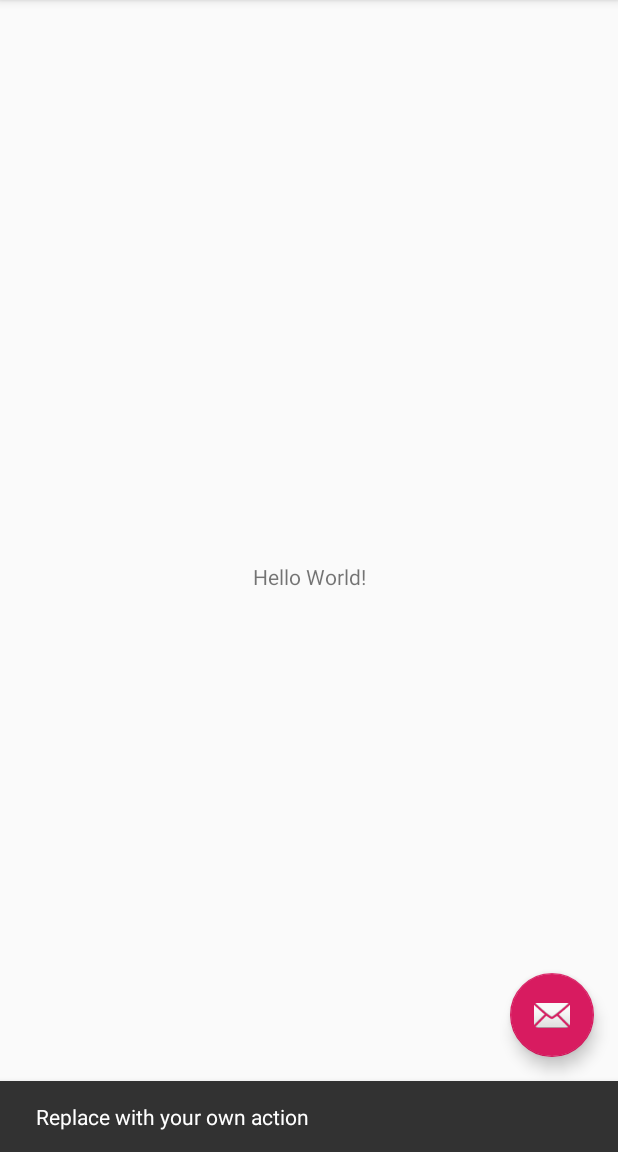
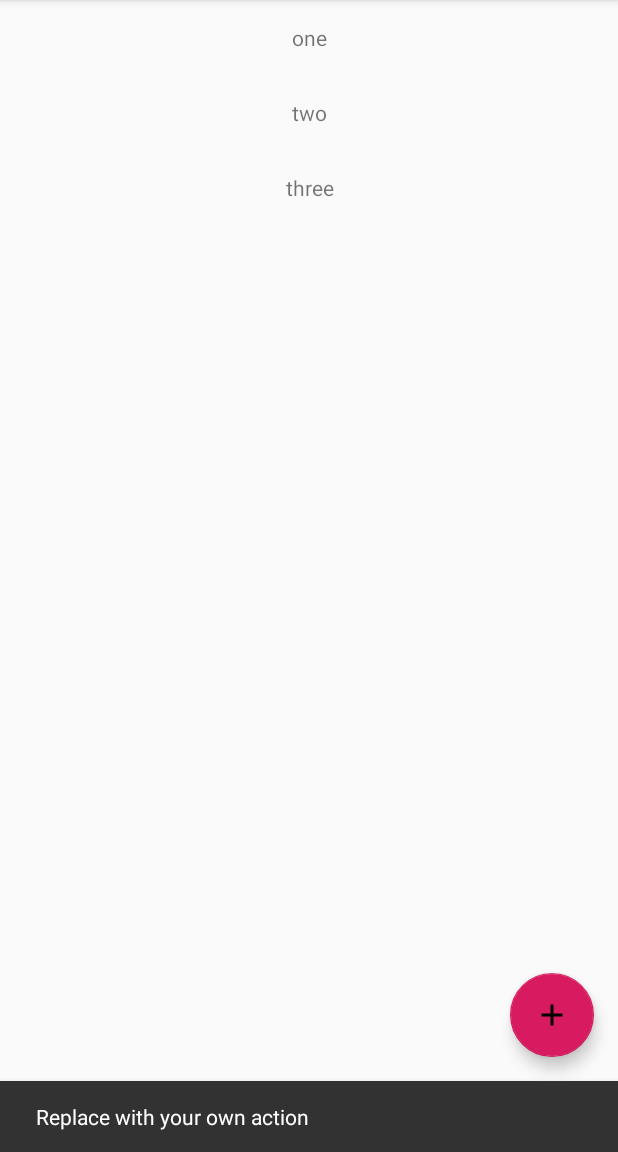
Before and after one commit to lstrobel/NPCTracker, an Android app: the screen it shows after launch (MainActivity), after a tap on an icon or button, on a phone screen of 412 x 824 dp, the part 84-1236 px from its top. Run offline under Robolectric (Android 15) with nearby library versions, the phone set to English and light mode, and no system bars.

Commit message:
Add basic RecyclerView to build on

```diff
--- a/app/build.gradle
+++ b/app/build.gradle
@@ -31,4 +31,5 @@ dependencies {
     testImplementation 'junit:junit:4.12'
     androidTestImplementation 'com.android.support.test:runner:1.0.2'
     androidTestImplementation 'com.android.support.test.espresso:espresso-core:3.0.2'
+    implementation 'com.android.support:recyclerview-v7:28.0.0'
 }
--- /dev/null
+++ b/app/src/main/java/edu/uw/npctracker/CharacterAdapter.kt
@@ -0,0 +1,38 @@
+package edu.uw.npctracker
+
+import android.support.v7.widget.RecyclerView
+import android.view.LayoutInflater
+import android.view.View
+import android.view.ViewGroup
+import android.widget.TextView
+
+/*
+ * @author lstrobel
+ */
+class CharacterAdapter(private val characterDataset: Array<String>) :
+    RecyclerView.Adapter<CharacterAdapter.MyViewHolder>() {
+
+    // Provide a reference to the ViewHolder for each data item
+    class MyViewHolder(view: View) : RecyclerView.ViewHolder(view)
+
+    // Create new views (invoked by the layout manager)
+    override fun onCreateViewHolder(
+        parent: ViewGroup,
+        viewType: Int
+    ): MyViewHolder {
+        // create a new view
+        val view = LayoutInflater.from(parent.context)
+            .inflate(R.layout.character_row, parent, false)
+        // optional: set view parameters below
+        return MyViewHolder(view)
+    }
+
+    // Replace the contents of a view (invoked by the layout manager)
+    override fun onBindViewHolder(holder: MyViewHolder, position: Int) {
+        val text = holder.itemView.findViewById(R.id.character_item) as TextView
+        text.text = characterDataset[position]
+    }
+
+    // Return the size of your dataset (invoked by the layout manager)
+    override fun getItemCount() = characterDataset.size
+}
--- a/app/src/main/java/edu/uw/npctracker/MainActivity.kt
+++ b/app/src/main/java/edu/uw/npctracker/MainActivity.kt
@@ -2,23 +2,47 @@ package edu.uw.npctracker
 
 import android.os.Bundle
 import android.support.design.widget.Snackbar
-import android.support.v7.app.AppCompatActivity;
+import android.support.v7.app.AppCompatActivity
+import android.support.v7.widget.LinearLayoutManager
+import android.support.v7.widget.RecyclerView
 import android.view.Menu
 import android.view.MenuItem
 
 import kotlinx.android.synthetic.main.activity_main.*
 
+/**
+ * @author lstrobel
+ */
 class MainActivity : AppCompatActivity() {
+
+    private lateinit var recyclerView: RecyclerView
+    private lateinit var viewAdapter: RecyclerView.Adapter<*>
+    private lateinit var viewManager: RecyclerView.LayoutManager
 
     override fun onCreate(savedInstanceState: Bundle?) {
         super.onCreate(savedInstanceState)
         setContentView(R.layout.activity_main)
         setSupportActionBar(toolbar)
 
+        // Set button listener
         fab.setOnClickListener { view ->
             Snackbar.make(view, "Replace with your own action", Snackbar.LENGTH_LONG)
                 .setAction("Action", null).show()
         }
+
+        // Set RecyclerView to contain the characters
+        viewManager = LinearLayoutManager(this)
+
+        val a = arrayOf("one", "two", "three")
+
+        viewAdapter = CharacterAdapter(a)
+
+        recyclerView = findViewById<RecyclerView>(R.id.character_list).apply {
+            setHasFixedSize(true)
+            layoutManager = viewManager
+            adapter = viewAdapter
+        }
+
     }
 
     override fun onCreateOptionsMenu(menu: Menu): Boolean {
--- /dev/null
+++ b/app/src/main/res/drawable/ic_add_black_24dp.xml
@@ -0,0 +1,9 @@
+<vector xmlns:android="http://schemas.android.com/apk/res/android"
+        android:width="24dp"
+        android:height="24dp"
+        android:viewportWidth="24.0"
+        android:viewportHeight="24.0">
+    <path
+        android:fillColor="#FF000000"
+        android:pathData="M19,13h-6v6h-2v-6H5v-2h6V5h2v6h6v2z"/>
+</vector>
--- a/app/src/main/res/layout/activity_main.xml
+++ b/app/src/main/res/layout/activity_main.xml
@@ -21,14 +21,14 @@
 
     </android.support.design.widget.AppBarLayout>
 
-    <include layout="@layout/content_main"/>
+    <include layout="@layout/content_main" />
 
     <android.support.design.widget.FloatingActionButton
-            android:id="@+id/fab"
-            android:layout_width="wrap_content"
-            android:layout_height="wrap_content"
-            android:layout_gravity="bottom|end"
-            android:layout_margin="@dimen/fab_margin"
-            app:srcCompat="@android:drawable/ic_dialog_email"/>
+        android:id="@+id/fab"
+        android:layout_width="114dp"
+        android:layout_height="wrap_content"
+        android:layout_gravity="bottom|end"
+        android:layout_margin="@dimen/fab_margin"
+        app:srcCompat="@drawable/ic_add_black_24dp" />
 
 </android.support.design.widget.CoordinatorLayout>
--- /dev/null
+++ b/app/src/main/res/layout/character_row.xml
@@ -0,0 +1,12 @@
+<?xml version="1.0" encoding="utf-8"?>
+<LinearLayout xmlns:android="http://schemas.android.com/apk/res/android"
+    android:layout_width="match_parent"
+    android:layout_height="wrap_content"
+    android:orientation="vertical">
+
+    <TextView
+        android:id="@+id/character_item"
+        android:layout_width="match_parent"
+        android:layout_height="50dp"
+        android:gravity="center" />
+</LinearLayout>
--- a/app/src/main/res/layout/content_main.xml
+++ b/app/src/main/res/layout/content_main.xml
@@ -1,21 +1,18 @@
 <?xml version="1.0" encoding="utf-8"?>
-<android.support.constraint.ConstraintLayout
-        xmlns:android="http://schemas.android.com/apk/res/android"
-        xmlns:tools="http://schemas.android.com/tools"
-        xmlns:app="http://schemas.android.com/apk/res-auto"
+<android.support.constraint.ConstraintLayout xmlns:android="http://schemas.android.com/apk/res/android"
+    xmlns:app="http://schemas.android.com/apk/res-auto"
+    xmlns:tools="http://schemas.android.com/tools"
+    android:layout_width="match_parent"
+    android:layout_height="match_parent"
+    android:orientation="vertical"
+    app:layout_behavior="@string/appbar_scrolling_view_behavior"
+    tools:context=".MainActivity"
+    tools:showIn="@layout/activity_main">
+
+    <android.support.v7.widget.RecyclerView
+        android:id="@+id/character_list"
         android:layout_width="match_parent"
         android:layout_height="match_parent"
-        app:layout_behavior="@string/appbar_scrolling_view_behavior"
-        tools:showIn="@layout/activity_main"
-        tools:context=".MainActivity">
-
-    <TextView
-            android:layout_width="wrap_content"
-            android:layout_height="wrap_content"
-            android:text="Hello World!"
-            app:layout_constraintBottom_toBottomOf="parent"
-            app:layout_constraintLeft_toLeftOf="parent"
-            app:layout_constraintRight_toRightOf="parent"
-            app:layout_constraintTop_toTopOf="parent"/>
+        android:scrollbars="vertical" />
 
 </android.support.constraint.ConstraintLayout>
```
